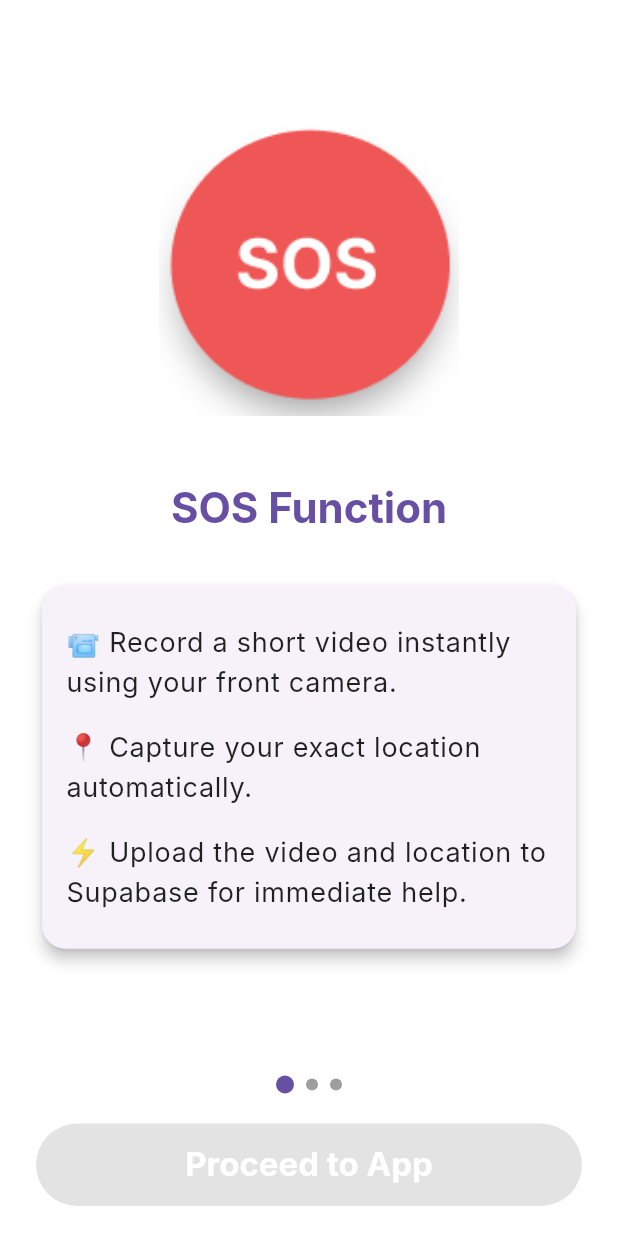
After one commit to duckchickfila/campus-security, a Flutter app: the TutorialPages screen opened directly, on a phone screen of 412 x 824 dp. The commit adds this screen. Run offline on Flutter 3.47's test engine with Material 3 defaults, Android fonts, the phone set to English and light mode, and no system bars; our stand-ins replace camera, geolocator, image_picker, permission_handler, supabase_flutter; accounts and stored records are empty; Roboto replaces fonts that are missing (Inter).

Commit message:
userside complete commit

```diff
--- /dev/null
+++ b/lib/tutorial_pages.dart
@@ -0,0 +1,193 @@
+import 'package:flutter/material.dart';
+import 'package:supabase_flutter/supabase_flutter.dart';
+import 'demo_page.dart';
+
+class TutorialPages extends StatefulWidget {
+  const TutorialPages({super.key});
+
+  @override
+  State<TutorialPages> createState() => _TutorialPagesState();
+}
+
+class _TutorialPagesState extends State<TutorialPages> {
+  final PageController _controller = PageController();
+  int _currentPage = 0;
+
+  final List<Map<String, dynamic>> pages = [
+    {
+      "title": "SOS Function",
+      "bullets": [
+        "📹 Record a short video instantly using your front camera.",
+        "📍 Capture your exact location automatically.",
+        "⚡ Upload the video and location to Supabase for immediate help.",
+      ],
+      "image": "lib/assets/images/tutorial_sos.png", // ✅ corrected path
+    },
+    {
+      "title": "Report Function",
+      "bullets": [
+        "📝 Submit detailed reports directly from the app.",
+        "📊 Track the status of your reports in real-time.",
+        "🔔 Get notified when your report is updated or resolved.",
+      ],
+      "image": "lib/assets/images/tutorial_report.png", // ✅ corrected path
+    },
+    {
+      "title": "Volume Button SOS",
+      "bullets": [
+        "🔊 Press the volume button 4 times quickly.",
+        "🚨 Instantly trigger the SOS function without opening the app.",
+        "✅ Works seamlessly when the app is running in the background.",
+      ],
+      "image": "lib/assets/images/tutorial_volume.png", // ✅ corrected path
+    },
+  ];
+
+  Future<void> _finishTutorial() async {
+    final supabase = Supabase.instance.client;
+    final userId = supabase.auth.currentUser?.id;
+
+    if (userId != null) {
+      await supabase
+          .from('student_details')
+          .update({'seen_tutorial': true})
+          .eq('user_id', userId);
+    }
+
+    if (mounted) {
+      Navigator.pushReplacement(
+        context,
+        MaterialPageRoute(builder: (_) => const Demopage1()),
+      );
+    }
+  }
+
+  @override
+  Widget build(BuildContext context) {
+    final theme = Theme.of(context);
+
+    return Scaffold(
+      backgroundColor: Colors.white,
+      body: SafeArea(
+        child: Column(
+          children: [
+            Expanded(
+              child: PageView.builder(
+                controller: _controller,
+                itemCount: pages.length,
+                onPageChanged: (index) {
+                  setState(() => _currentPage = index);
+                },
+                itemBuilder: (context, index) {
+                  final page = pages[index];
+                  return Padding(
+                    padding: const EdgeInsets.all(24.0),
+                    child: Column(
+                      mainAxisAlignment: MainAxisAlignment.center,
+                      children: [
+                        Image.asset(
+                          page["image"]!,
+                          height: 200,
+                          width: 200,
+                          fit: BoxFit.contain,
+                        ),
+                        const SizedBox(height: 40),
+                        Text(
+                          page["title"]!,
+                          style: theme.textTheme.headlineMedium?.copyWith(
+                            fontFamily: 'Inter',
+                            color: theme.primaryColor,
+                            fontWeight: FontWeight.bold,
+                          ),
+                          textAlign: TextAlign.center,
+                        ),
+                        const SizedBox(height: 30),
+                        // ✅ Rounded card for info
+                        Card(
+                          shape: RoundedRectangleBorder(
+                            borderRadius: BorderRadius.circular(16),
+                          ),
+                          elevation: 4,
+                          child: Padding(
+                            padding: const EdgeInsets.all(16.0),
+                            child: Column(
+                              crossAxisAlignment: CrossAxisAlignment.start,
+                              children: (page["bullets"] as List<String>)
+                                  .map((bullet) => Padding(
+                                        padding: const EdgeInsets.symmetric(
+                                            vertical: 8),
+                                        child: Text(
+                                          bullet,
+                                          style: theme.textTheme.bodyLarge
+                                              ?.copyWith(
+                                            fontFamily: 'Inter',
+                                            fontSize: 18, // ✅ larger font
+                                            color: Colors.black87,
+                                          ),
+                                        ),
+                                      ))
+                                  .toList(),
+                            ),
+                          ),
+                        ),
+                      ],
+                    ),
+                  );
+                },
+              ),
+            ),
+            // ✅ Dots indicator
+            Row(
+              mainAxisAlignment: MainAxisAlignment.center,
+              children: List.generate(
+                pages.length,
+                (index) => Container(
+                  margin: const EdgeInsets.symmetric(horizontal: 4),
+                  width: _currentPage == index ? 12 : 8,
+                  height: _currentPage == index ? 12 : 8,
+                  decoration: BoxDecoration(
+                    color: _currentPage == index
+                        ? theme.primaryColor
+                        : Colors.grey,
+                    shape: BoxShape.circle,
+                  ),
+                ),
+              ),
+            ),
+            const SizedBox(height: 20),
+            // ✅ Proceed button
+            Padding(
+              padding: const EdgeInsets.symmetric(horizontal: 24.0),
+              child: ElevatedButton(
+                style: ElevatedButton.styleFrom(
+                  minimumSize: const Size.fromHeight(55),
+                  backgroundColor: _currentPage == pages.length - 1
+                      ? const Color.fromARGB(255, 247, 67, 67) // ✅ soft pink
+                      : Colors.grey.shade400,
+                  textStyle: const TextStyle(
+                    fontFamily: 'Inter',
+                    fontSize: 22, // ✅ larger font
+                    fontWeight: FontWeight.bold,
+                    color: Colors.white,
+                  ),
+                ),
+                onPressed: _currentPage == pages.length - 1
+                    ? _finishTutorial
+                    : null,
+                child: const Text(
+                  "Proceed to App",
+                  style: TextStyle(
+                    fontFamily: 'Inter',
+                    fontSize: 22, // ✅ larger font
+                    color: Colors.white,
+                  ),
+                ),
+              ),
+            ),
+            const SizedBox(height: 20),
+          ],
+        ),
+      ),
+    );
+  }
+}
--- a/pubspec.yaml
+++ b/pubspec.yaml
@@ -62,7 +62,8 @@ dev_dependencies:
 # The following section is specific to Flutter packages.
 flutter:
   assets:
-    - lib/assets/images/circle.png
+    - lib/assets/images/
+
   # The following line ensures that the Material Icons font is
   # included with your application, so that you can use the icons in
   # the material Icons class.
```
Also changed, not shown: lib/guide_page.dart (+21 -0 lines), lib/main.dart (+42 -14 lines), lib/soshandler.dart (+11 -15 lines), lib/assets/images/tutorial_report.png (added), lib/assets/images/tutorial_sos.png (added), lib/assets/images/tutorial_volume.png (added), 6 other files.
